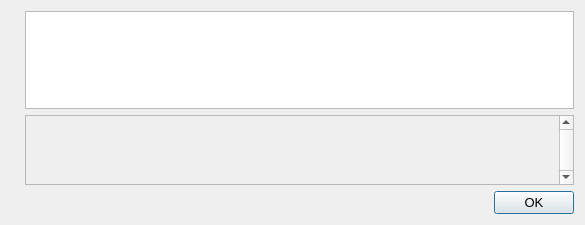
First picture: the form in src/qt/forms/helpmessagedialog.ui, repository SocialSend/SocialSend, before the edit.
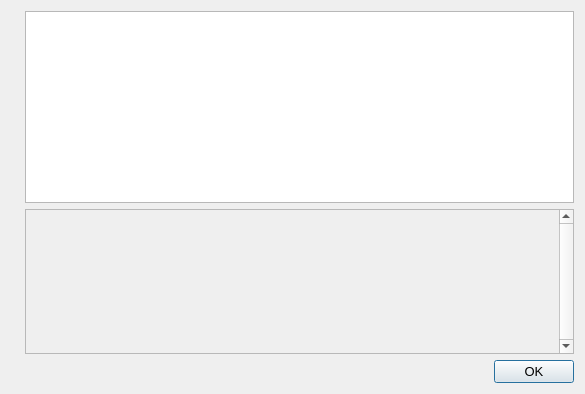
Second picture: the form after the edit. Icons and pictures are not drawn.

Commit message:
Cosmetic and Copyright fixes
Cosmetic and Copyright fixes

What changed in the file:
```diff
--- a/src/qt/forms/helpmessagedialog.ui
+++ b/src/qt/forms/helpmessagedialog.ui
@@ -7,7 +7,7 @@
     <x>0</x>
     <y>0</y>
     <width>585</width>
-    <height>225</height>
+    <height>394</height>
    </rect>
   </property>
   <property name="font">
@@ -54,8 +54,8 @@
          <rect>
           <x>0</x>
           <y>0</y>
-          <width>447</width>
-          <height>68</height>
+          <width>457</width>
+          <height>117</height>
          </rect>
         </property>
         <layout class="QVBoxLayout" name="verticalLayout_2">
```
The commit also changes 1 other file.
